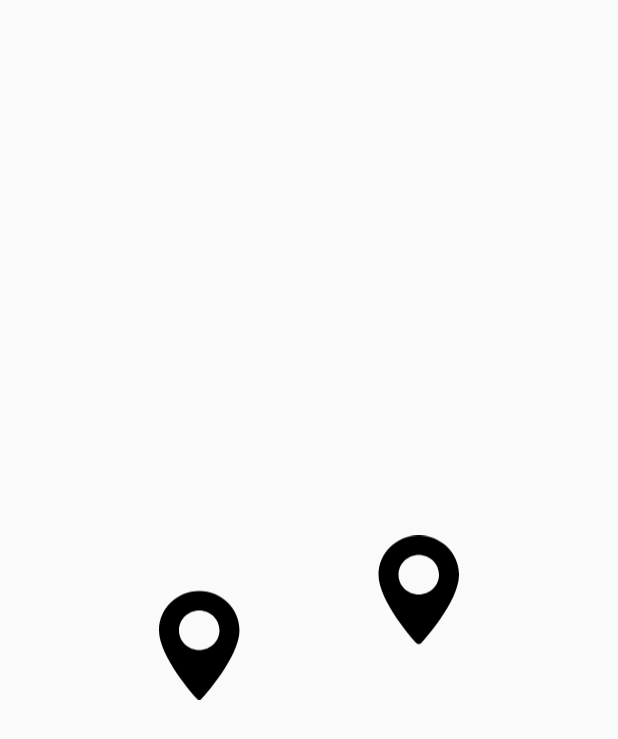
After one commit to kashew-developers/AirDistance, an Android app: the layout activity_splash_screen.xml on its own in the app's theme, with its tools: preview values and no code run, on a phone screen of 412 x 824 dp. The commit adds this screen. Shown: the top 739 px of the screen. Run offline under Robolectric (Android 15) with nearby library versions, the phone set to English and light mode, and no system bars.

Commit message:
Added Splash screen
Make SplashScreen activity as the launcher
Add images for splash screen

```diff
--- /dev/null
+++ b/app/src/main/res/anim/fade_in.xml
@@ -0,0 +1,6 @@
+<?xml version="1.0" encoding="utf-8"?>
+<alpha xmlns:android="http://schemas.android.com/apk/res/android"
+    android:duration="900"
+    android:fromAlpha="0.1"
+    android:interpolator="@android:anim/linear_interpolator"
+    android:toAlpha="1.0" />
--- /dev/null
+++ b/app/src/main/res/drawable/splash_marker.xml
@@ -0,0 +1,12 @@
+<vector xmlns:android="http://schemas.android.com/apk/res/android"
+    android:width="415dp"
+    android:height="227dp"
+    android:viewportWidth="109.80208"
+    android:viewportHeight="60.060417">
+  <path
+      android:fillColor="#FF000000"
+      android:pathData="M14.726,20.329C6.606,20.329 -0,26.778 -0,34.706c0,9.838 13.178,24.281 13.74,24.891 0.527,0.573 1.447,0.572 1.973,0 0.561,-0.61 13.74,-15.053 13.74,-24.891C29.452,26.778 22.846,20.329 14.726,20.329ZM14.726,41.939c-4.085,0 -7.409,-3.245 -7.409,-7.233 0,-3.989 3.324,-7.233 7.409,-7.233 4.085,0 7.409,3.245 7.409,7.233 0,3.989 -3.324,7.233 -7.409,7.233z"/>
+  <path
+      android:fillColor="#FF000000"
+      android:pathData="M95.076,-0C86.956,-0 80.35,6.449 80.35,14.377c0,9.838 13.178,24.281 13.74,24.891 0.527,0.573 1.447,0.572 1.973,0 0.561,-0.61 13.74,-15.053 13.74,-24.891C109.802,6.449 103.196,-0 95.076,-0ZM95.076,21.61c-4.085,0 -7.409,-3.245 -7.409,-7.233 0,-3.989 3.324,-7.233 7.409,-7.233 4.085,0 7.409,3.245 7.409,7.233 0,3.989 -3.324,7.233 -7.409,7.233z"/>
+</vector>
--- /dev/null
+++ b/app/src/main/res/drawable/splash_path.xml
@@ -0,0 +1,16 @@
+<vector xmlns:android="http://schemas.android.com/apk/res/android"
+    android:width="415dp"
+    android:height="227dp"
+    android:viewportWidth="109.80208"
+    android:viewportHeight="60.060417">
+  <path
+      android:pathData="m95.416,38.544c-7.765,0.671 -15.64,1.631 -23.491,2.904 -23.432,3.799 -43.265,9.8 -57.19,16.649a2.366,3.057 0,0 1,0.142 1.033,2.366 3.057,0 0,1 -0.113,0.93c5.108,-2.747 11.198,-5.376 18.121,-7.795 11.294,-3.947 24.796,-7.339 39.837,-9.787 7.506,-1.222 15.037,-2.149 22.465,-2.799a3.575,4.595 0,0 1,0.229 -1.135zM72.22,42.306c-4.391,0.72 -8.632,1.529 -12.73,2.407 4.096,-0.878 8.332,-1.687 12.73,-2.407zM46.974,47.807c-2.747,0.734 -5.447,1.484 -8.044,2.265 2.594,-0.782 5.288,-1.531 8.044,-2.265zM37.382,50.547c-1.02,0.318 -2.022,0.642 -3.005,0.972 0.981,-0.33 1.984,-0.654 3.005,-0.972z"
+      android:strokeAlpha="1"
+      android:strokeLineJoin="miter"
+      android:strokeWidth="0.46610829"
+      android:fillColor="#000000"
+      android:strokeColor="#00000000"
+      android:fillType="evenOdd"
+      android:fillAlpha="1"
+      android:strokeLineCap="butt"/>
+</vector>
--- /dev/null
+++ b/app/src/main/res/layout/activity_splash_screen.xml
@@ -0,0 +1,37 @@
+<?xml version="1.0" encoding="utf-8"?>
+<RelativeLayout xmlns:android="http://schemas.android.com/apk/res/android"
+    xmlns:tools="http://schemas.android.com/tools"
+    android:layout_width="match_parent"
+    android:layout_height="match_parent"
+    tools:context=".SplashScreen">
+
+    <TextView
+        android:id="@+id/appName"
+        android:layout_width="wrap_content"
+        android:layout_height="wrap_content"
+        android:layout_above="@id/marker"
+        android:layout_centerHorizontal="true"
+        android:layout_marginBottom="15dp"
+        android:gravity="center"
+        android:text="@string/app_name_split"
+        android:textColor="#000000"
+        android:textSize="50sp"
+        android:textStyle="bold|italic"
+        android:visibility="gone" />
+
+    <ImageView
+        android:id="@+id/marker"
+        android:layout_width="200dp"
+        android:layout_height="wrap_content"
+        android:layout_centerInParent="true"
+        android:src="@drawable/splash_marker" />
+
+    <ImageView
+        android:id="@+id/markerPath"
+        android:layout_width="200dp"
+        android:layout_height="wrap_content"
+        android:layout_centerInParent="true"
+        android:src="@drawable/splash_path"
+        android:visibility="gone" />
+
+</RelativeLayout>
--- a/app/src/main/res/values/strings.xml
+++ b/app/src/main/res/values/strings.xml
@@ -1,5 +1,6 @@
 <resources>
     <string name="app_name">Air Distance</string>
+    <string name="app_name_split">Air\nDistance</string>
 
     <string name="source">Source</string>
     <string name="destination">Destination</string>
```
Also changed, not shown: app/src/main/AndroidManifest.xml (+14 -19 lines), app/src/main/java/in/kashewdevelopers/airdistance/SplashScreen.java (added, +98 -0 lines), app/src/main/res/anim/fade_in_translate.xml (added, +15 -0 lines).
